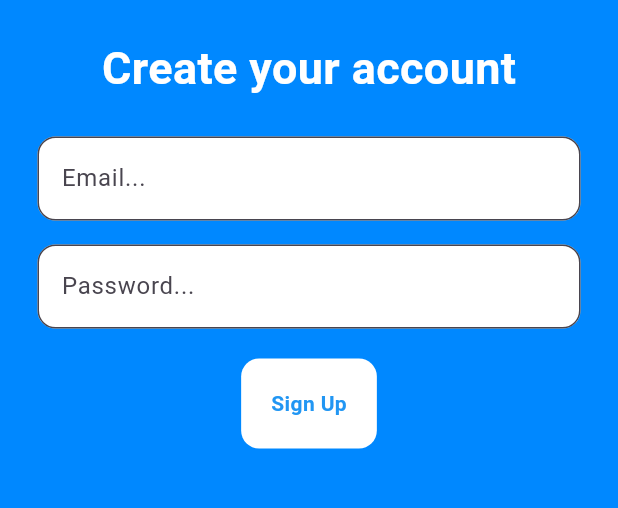
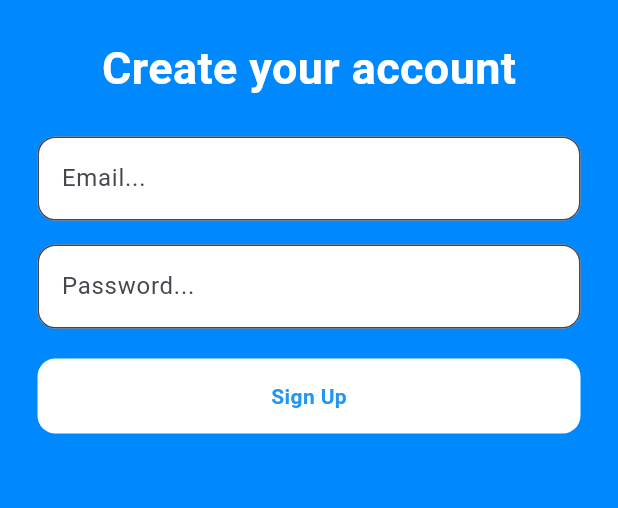
Before and after one commit to BiscuitVG/rei_sugar, a Flutter app: the SignupScreen screen opened directly, on a phone screen of 412 x 824 dp, the part 357-865 px from its top. Run offline on Flutter 3.47's test engine with Material 3 defaults, Android fonts, the phone set to English and light mode, and no system bars; our stand-ins replace cloud_firestore, firebase_auth, firebase_core; accounts and stored records are empty.

Commit message:
Update sign up screen UI
>Inconsistency fix's.

```diff
--- a/lib/screens/signup_screen.dart
+++ b/lib/screens/signup_screen.dart
@@ -106,16 +106,19 @@ class _SignupScreenState extends State<SignupScreen> {
               GestureDetector(
                 onTap: _signUp,
                 child: Container(
+                  width: double.infinity,
                   decoration: BoxDecoration(
                     color: Colors.white,
                     borderRadius: BorderRadius.circular(12),
                   ),
-                  padding: const EdgeInsets.all(20),
-                  child: const Text(
-                    'Sign Up',
-                    style: TextStyle(
-                      color: Colors.blue,
-                      fontWeight: FontWeight.bold,
+                  padding: const EdgeInsets.all(15),
+                  child: const Center(
+                    child: Text(
+                      'Sign Up',
+                      style: TextStyle(
+                        color: Colors.blue,
+                        fontWeight: FontWeight.bold,
+                      ),
                     ),
                   ),
                 ),
```
